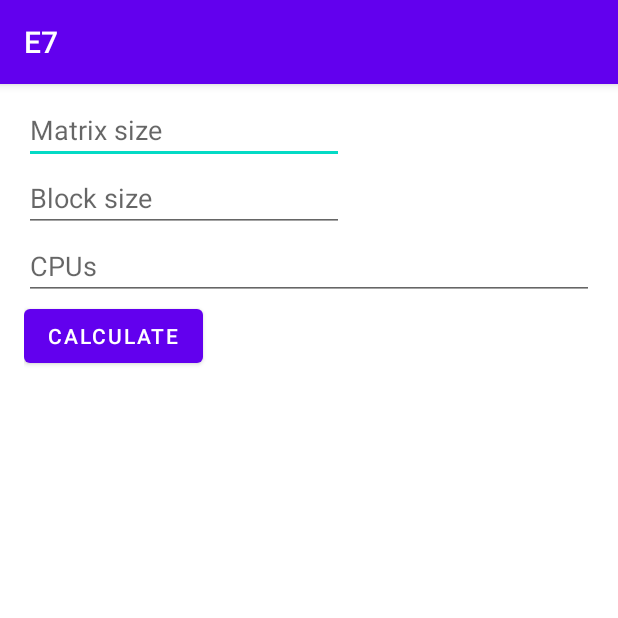
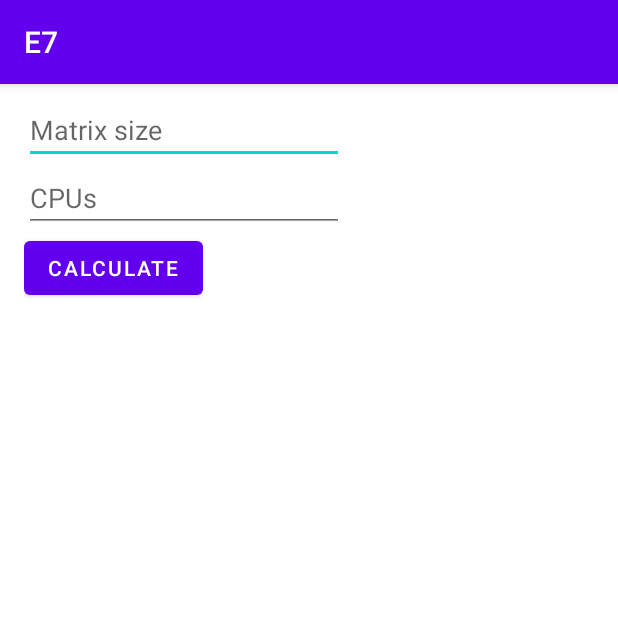
Before and after one commit to MASSHUU12/programowanie-rownolegle-i-wspolbiezne, an Android app: the screen it shows after launch (MainActivity), on a phone screen of 412 x 824 dp, the top half of it. Run offline under Robolectric (Android 15) with nearby library versions, the phone set to English and light mode, and no system bars; 1 statement that could not run was skipped.

Commit message:
chore(e7): remove tiled multiplication

```diff
--- a/e7/app/src/main/java/com/example/e7/MainActivity.kt
+++ b/e7/app/src/main/java/com/example/e7/MainActivity.kt
@@ -16,11 +16,10 @@ class MainActivity : AppCompatActivity() {
         setContentView(binding.root)
     }
 
-    private external fun calculate(matrixSize: Int, blockSize: Int, cpus: Int): String
+    private external fun calculate(matrixSize: Int, cpus: Int): String
 
     fun onCalculateClick(view: View) {
         val matrixSize = binding.editMatrixSize.text.toString().toIntOrNull() ?: return
-        val blockSize = binding.editBlockSize.text.toString().toIntOrNull() ?: return
         val cpus = binding.editCpus.text.toString().toIntOrNull() ?: return
 
         binding.resultText.text = ""
@@ -28,7 +27,7 @@ class MainActivity : AppCompatActivity() {
 
         view.post {
             // TODO: Move to a separate thread to keep the main thread responsive
-            binding.resultText.text = calculate(matrixSize, blockSize, cpus)
+            binding.resultText.text = calculate(matrixSize, cpus)
             binding.workIndicator.visibility = View.INVISIBLE
         }
     }
--- a/e7/app/src/main/res/layout/activity_main.xml
+++ b/e7/app/src/main/res/layout/activity_main.xml
@@ -30,16 +30,8 @@
             android:inputType="number" />
 
         <EditText
-            android:id="@+id/editBlockSize"
+            android:id="@+id/editCpus"
             android:layout_width="wrap_content"
-            android:layout_height="wrap_content"
-            android:ems="10"
-            android:hint="@string/block_size"
-            android:inputType="number" />
-
-        <EditText
-            android:id="@+id/editCpus"
-            android:layout_width="match_parent"
             android:layout_height="wrap_content"
             android:ems="10"
             android:hint="@string/cpus"
```
Also changed, not shown: 1 other file.
